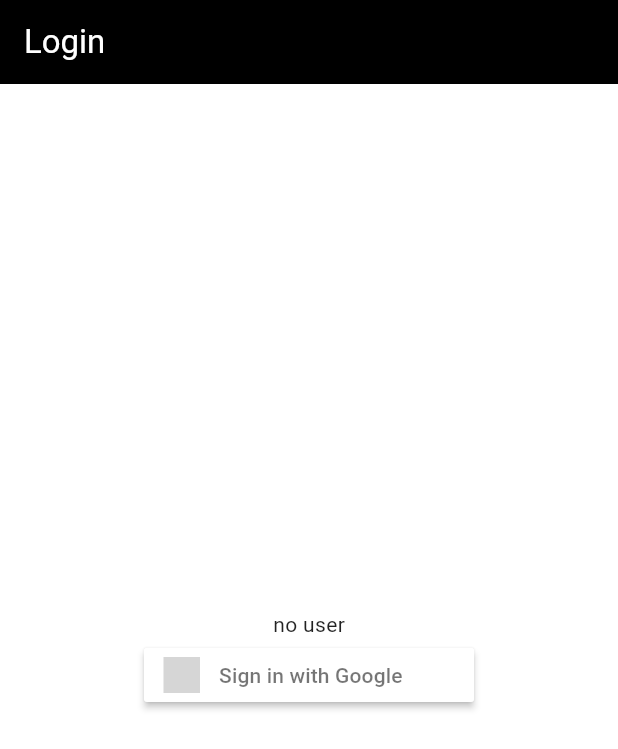
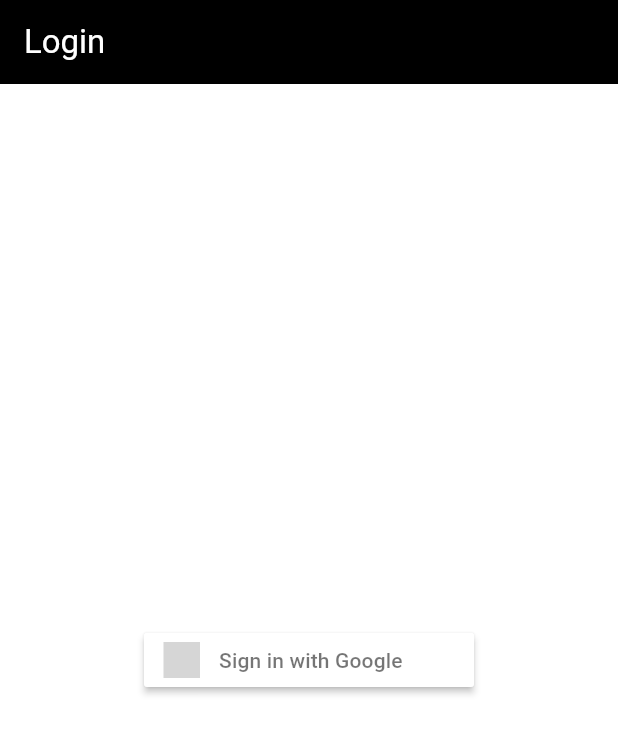
Before and after one commit to Xatta-Trone/Anu-movie-link-sharing-app, a Flutter app: the screen it shows after launch, on a phone screen of 412 x 824 dp. Shown: the top 749 px of the screen. Run offline on Flutter 3.47's test engine with Material 3 defaults, Android fonts, the phone set to English and light mode, and no system bars; drawn by our look-alikes of sign_in_button; our stand-ins replace cached_network_image, dio, flutter_dotenv, flutter_otp_text_field, flutter_riverpod, flutter_typeahead and 5 more; accounts and stored records are empty; generated files the repository leaves out were written again; grey boxes are pictures that could not be loaded.

Commit message:
remove text

```diff
--- a/lib/auth/view/login_page.dart
+++ b/lib/auth/view/login_page.dart
@@ -21,7 +21,7 @@ class _LoginPageState extends ConsumerState<LoginPage> {
 
   @override
   Widget build(BuildContext context) {
-    final user = ref.watch(authUserProvider).asData?.value;
+    // final user = ref.watch(authUserProvider).asData?.value;
 
     return Scaffold(
       appBar: AppBar(
@@ -32,7 +32,6 @@ class _LoginPageState extends ConsumerState<LoginPage> {
           child: Column(
         mainAxisAlignment: MainAxisAlignment.center,
         children: [
-          Text(user?.id ?? 'no user'),
           Center(
             child: SignInButton(
               Buttons.google,
```
